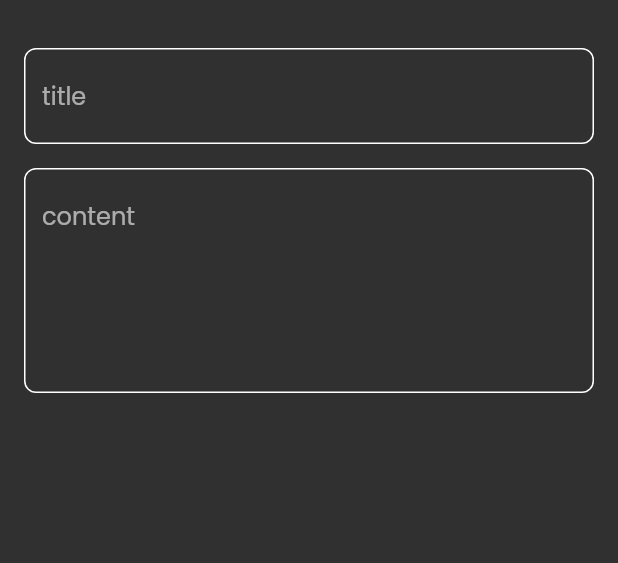
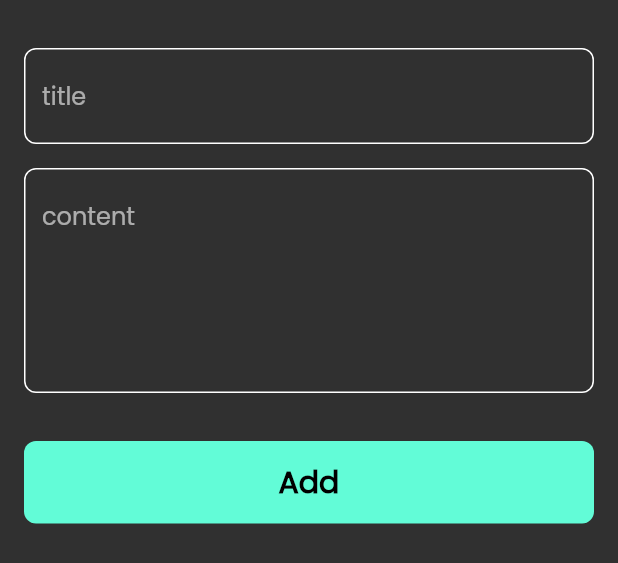
Before and after one commit to tharwatsamy/notes_app, a Flutter app: the AddNoteBottomSheet widget shown alone on an empty page, opened directly, on a phone screen of 412 x 824 dp. Shown: the top 563 px of the screen. Run offline on Flutter 3.47's test engine with Material 2 defaults, Android fonts, the phone set to English and light mode, and no system bars.

Commit message:
finish notes bottom sheet

```diff
--- a/lib/views/widgets/add_note_bottom_sheet.dart
+++ b/lib/views/widgets/add_note_bottom_sheet.dart
@@ -1,5 +1,8 @@
 import 'package:flutter/material.dart';
+import 'package:notes_app/constants.dart';
 import 'package:notes_app/views/widgets/custom_text_field.dart';
+
+import 'custom_button.dart';
 
 class AddNoteBottomSheet extends StatelessWidget {
   const AddNoteBottomSheet({Key? key}) : super(key: key);
@@ -8,6 +11,7 @@ class AddNoteBottomSheet extends StatelessWidget {
   Widget build(BuildContext context) {
     return Padding(
       padding: const EdgeInsets.symmetric(horizontal: 16),
+      child: SingleChildScrollView(
         child: Column(
           children: const [
             SizedBox(
@@ -23,7 +27,15 @@ class AddNoteBottomSheet extends StatelessWidget {
               hint: 'content',
               maxLines: 5,
             ),
+            SizedBox(
+              height: 32,
+            ),
+            CustomButton(),
+            SizedBox(
+              height: 16,
+            ),
           ],
+        ),
       ),
     );
   }
--- /dev/null
+++ b/lib/views/widgets/custom_button.dart
@@ -0,0 +1,30 @@
+
+import 'package:flutter/material.dart';
+
+import '../../constants.dart';
+class CustomButton extends StatelessWidget {
+  const CustomButton({super.key});
+
+  @override
+  Widget build(BuildContext context) {
+    return Container(
+      width: MediaQuery.of(context).size.width,
+      height: 55,
+      decoration: BoxDecoration(
+          color: kPrimaryColor,
+          borderRadius: BorderRadius.circular(
+            8,
+          )),
+      child: const Center(
+        child: Text(
+          'Add',
+          style: TextStyle(
+            color: Colors.black,
+            fontWeight: FontWeight.bold,
+            fontSize: 20,
+          ),
+        ),
+      ),
+    );
+  }
+}
```
Lines whose indentation alone changed are shown as unchanged.
